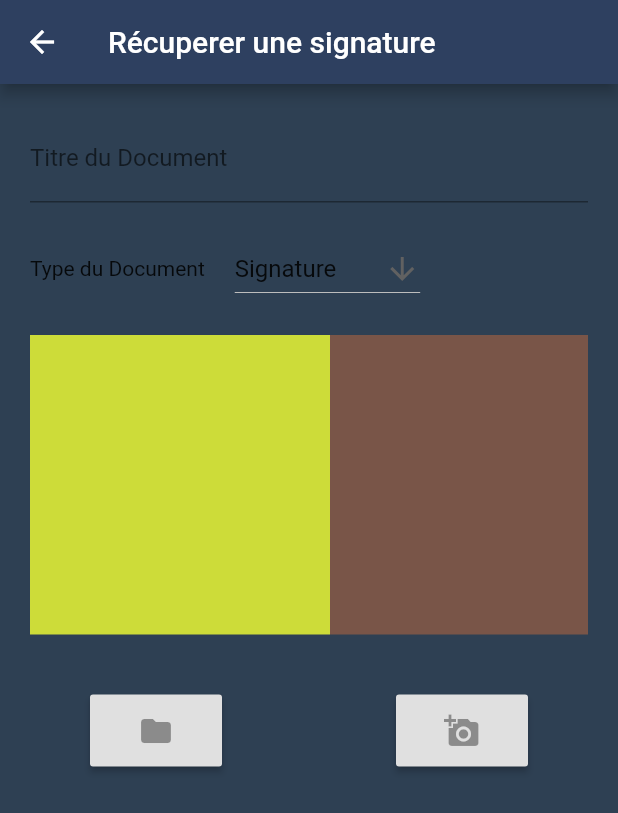
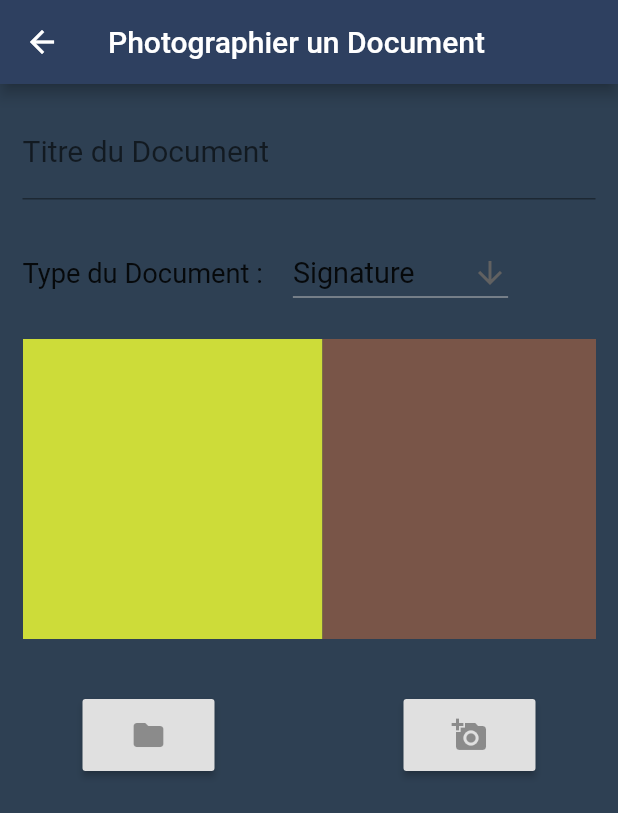
Before and after one commit to TEZEA-Chantiers/Front-End-Mobile, a Flutter app: the PhotoDocPage screen opened directly, on a phone screen of 412 x 824 dp. Shown: the top 813 px of the screen. Run offline on Flutter 3.47's test engine with Material 2 defaults, Android fonts, the phone set to English and light mode, and no system bars; our stand-ins replace cached_network_image, cloud_firestore, firebase_auth, firebase_core; missing offline and left inert: syncfusion_flutter_signaturepad; accounts and stored records are empty; project files that could hold a hidden picture were left out.

Commit message:
refonte page document

```diff
--- a/lib/src/pages/photo_doc_page/photo_doc_page.dart
+++ b/lib/src/pages/photo_doc_page/photo_doc_page.dart
@@ -25,7 +25,7 @@ class PhotoDocPage extends StatelessWidget {
         backgroundColor: const Color(0xff2E4053),
         appBar: AppBar(
           backgroundColor: const Color(0xff2E4060),
-          title: const Text('Récuperer une signature'),
+          title: const Text('Photographier un Document'),
           leading: IconButton(
             icon: const Icon(Icons.arrow_back),
             onPressed: () => Navigator.of(context).pop(),
--- a/lib/src/pages/photo_doc_page/widgets/photo_doc_body.dart
+++ b/lib/src/pages/photo_doc_page/widgets/photo_doc_body.dart
@@ -1,6 +1,7 @@
 import 'package:flutter/cupertino.dart';
 import 'package:flutter/foundation.dart';
 import 'package:flutter/material.dart';
+import 'package:provider/provider.dart';
 
 class PhotoDocBody extends StatelessWidget {
   const PhotoDocBody({
@@ -12,38 +13,40 @@ class PhotoDocBody extends StatelessWidget {
 
     var dropdownValue = 'Signature';
 
-    return ListView(
-      shrinkWrap: true,
-      padding: const EdgeInsets.all(20),
+    return Column(
       children:<Widget> [
         TextFormField(
           decoration: const InputDecoration(
             labelText: 'Titre du Document',
+            labelStyle: TextStyle(fontSize: 20),
           ),
           onSaved: (value){
 
           },
         ),
 
-        const Padding(padding: EdgeInsets.all(10)),
+        const Padding(padding: EdgeInsets.only(top:10, bottom:15)),
 
         Row(
           children: [
-            const Text('Type du Document'),
+            const Text('Type du Document :',textScaleFactor: 1.3,),
             const Padding(padding: EdgeInsets.all(10)),
-            DropdownButton<String>(
+            Provider.value(
+              value: dropdownValue,
+              child: DropdownButton<String>(
                 value: dropdownValue,
                 icon: const Icon(Icons.arrow_downward),
                 onChanged: (newValue) {
                   dropdownValue = newValue;
                 },
-              items: <String>['Signature', 'Devis', 'Etat des Lieux', 'Livraison','Autre']
-                  .map<DropdownMenuItem<String>>((String value) {
-                return DropdownMenuItem<String>(
+                items: ['Signature', 'Devis', 'Etat des Lieux', 'Livraison','Autre']
+                    .map<DropdownMenuItem<String>>((value) {
+                  return DropdownMenuItem(
                     value: value,
-                  child: Text(value),
+                    child: Text(value, textScaleFactor: 1.2,),
                   );
                 }).toList(),
+              ),
             ),
           ],
         ),
@@ -70,6 +73,7 @@ class PhotoDocBody extends StatelessWidget {
         Container(
             padding: const EdgeInsets.all(40),
             child: Row(
+              mainAxisAlignment: MainAxisAlignment.spaceAround,
               children: [
                 RaisedButton(
                   onPressed: () {},
--- a/lib/src/pages/photo_doc_page/widgets/photo_doc_main.dart
+++ b/lib/src/pages/photo_doc_page/widgets/photo_doc_main.dart
@@ -10,7 +10,9 @@ class PhotoDocMain extends StatelessWidget {
 
   @override
   Widget build(BuildContext context) {
-    return Column(
+    return ListView(
+      padding: const EdgeInsets.all(15),
+      shrinkWrap: true,
       children: const [
         PhotoDocBody(),
       ],
```
Lines whose indentation alone changed are shown as unchanged.
